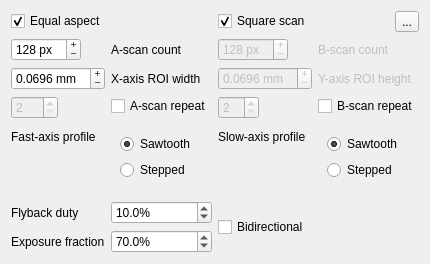
sstucker/OCTview, file src/main/resources/windows/ui/RasterScanWidget.ui: the form before one commit.
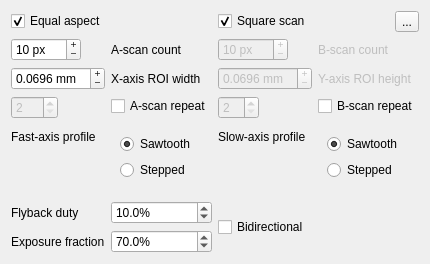
The form after the commit.

Diff of the .ui file:
```diff
--- a/src/main/resources/windows/ui/RasterScanWidget.ui
+++ b/src/main/resources/windows/ui/RasterScanWidget.ui
@@ -108,7 +108,7 @@
         <number>2400</number>
        </property>
        <property name="value">
-        <number>128</number>
+        <number>10</number>
        </property>
       </widget>
      </item>
@@ -248,7 +248,7 @@
         <number>3600</number>
        </property>
        <property name="value">
-        <number>128</number>
+        <number>10</number>
        </property>
       </widget>
      </item>
```
